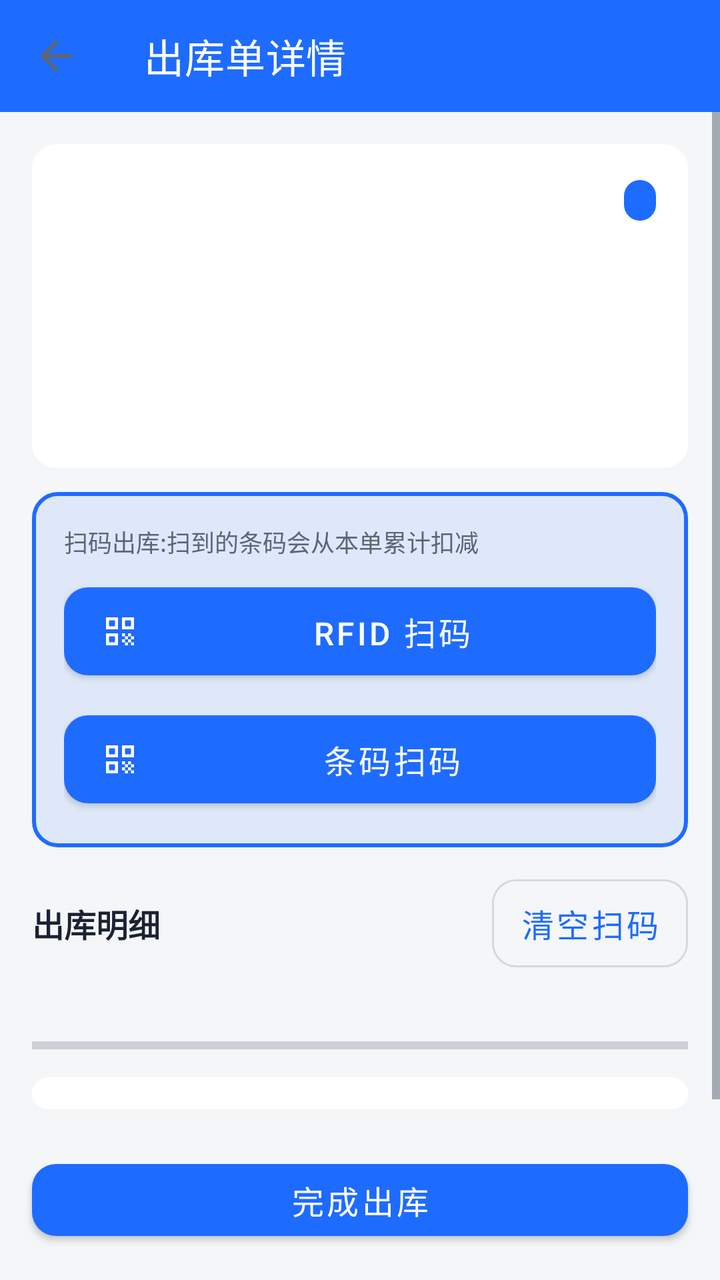
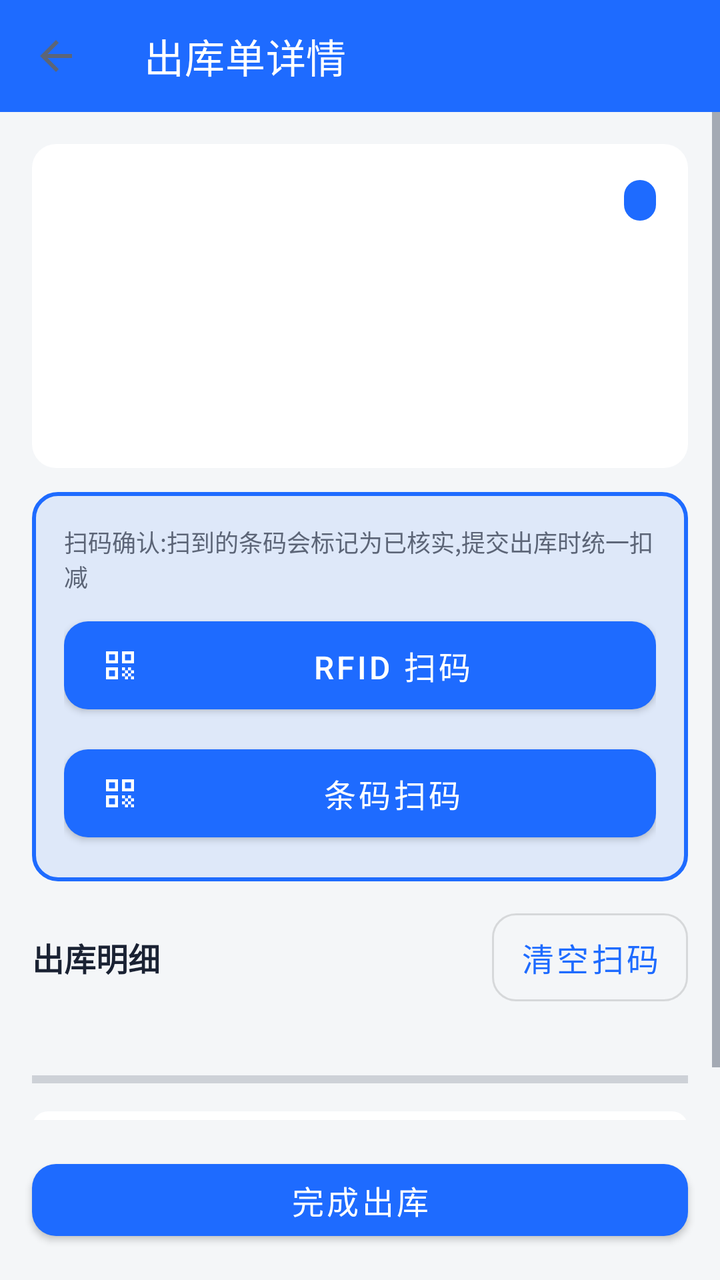

Two renders of the same Android screen: before a commit and after it. Below are the layout's source before the change and the commit's diff.
<!-- AndroidManifest.xml: application theme Theme.SimpleWmsPda -->
<!-- res/layout/activity_outbound_detail.xml -->
<?xml version="1.0" encoding="utf-8"?>
<LinearLayout xmlns:android="http://schemas.android.com/apk/res/android"
    xmlns:app="http://schemas.android.com/apk/res-auto"
    android:layout_width="match_parent"
    android:layout_height="match_parent"
    android:orientation="vertical"
    android:background="@color/bg_page">

    <com.google.android.material.appbar.MaterialToolbar
        android:id="@+id/toolbar"
        android:layout_width="match_parent"
        android:layout_height="?attr/actionBarSize"
        android:background="@color/primary"
        app:title="@string/outbound_detail_title"
        app:titleTextColor="@color/on_primary"
        app:navigationIcon="?attr/homeAsUpIndicator" />

    <ScrollView
        android:layout_width="match_parent"
        android:layout_height="0dp"
        android:layout_weight="1">

        <LinearLayout
            android:layout_width="match_parent"
            android:layout_height="wrap_content"
            android:orientation="vertical"
            android:padding="@dimen/space_lg">

            <LinearLayout
                style="@style/Card.SimpleWMS"
                android:layout_width="match_parent"
                android:layout_height="wrap_content"
                android:orientation="vertical">

                <LinearLayout
                    android:layout_width="match_parent"
                    android:layout_height="wrap_content"
                    android:orientation="horizontal"
                    android:gravity="center_vertical">

                    <TextView
                        android:id="@+id/tv_id"
                        android:layout_width="0dp"
                        android:layout_height="wrap_content"
                        android:layout_weight="1"
                        android:textColor="@color/text_primary"
                        android:textSize="@dimen/text_title"
                        android:textStyle="bold" />

                    <TextView
                        android:id="@+id/tv_status"
                        android:layout_width="wrap_content"
                        android:layout_height="wrap_content"
                        style="@style/Status.Pill" />
                </LinearLayout>

                <TextView
                    android:id="@+id/tv_customer"
                    android:layout_width="wrap_content"
                    android:layout_height="wrap_content"
                    android:layout_marginTop="@dimen/space_sm"
                    style="@style/Text.Body" />

                <TextView
                    android:id="@+id/tv_external_no"
                    android:layout_width="wrap_content"
                    android:layout_height="wrap_content"
                    style="@style/Text.Body" />

                <TextView
                    android:id="@+id/tv_operator"
                    android:layout_width="wrap_content"
                    android:layout_height="wrap_content"
                    style="@style/Text.Body" />

                <TextView
                    android:id="@+id/tv_summary"
                    android:layout_width="wrap_content"
                    android:layout_height="wrap_content"
                    style="@style/Text.Caption"
                    android:layout_marginTop="@dimen/space_xs" />

                <TextView
                    android:id="@+id/tv_remark"
                    android:layout_width="wrap_content"
                    android:layout_height="wrap_content"
                    style="@style/Text.Caption"
                    android:layout_marginTop="@dimen/space_xs" />
            </LinearLayout>

            <LinearLayout
                android:layout_width="match_parent"
                android:layout_height="wrap_content"
                android:orientation="vertical"
                android:padding="@dimen/space_lg"
                android:layout_marginTop="@dimen/space_md"
                android:background="@drawable/bg_scan_frame">

                <TextView
                    android:layout_width="wrap_content"
                    android:layout_height="wrap_content"
                    android:text="@string/outbound_scan_hint"
                    style="@style/Text.Caption" />

                
                <LinearLayout
                    android:layout_width="match_parent"
                    android:layout_height="wrap_content"
                    android:orientation="horizontal"
                    android:layout_marginTop="@dimen/space_sm">

                    <com.google.android.material.button.MaterialButton
                        android:id="@+id/btn_rfid_scan"
                        android:layout_width="0dp"
                        android:layout_height="56dp"
                        android:layout_weight="1"
                        android:text="RFID 扫码"
                        app:icon="@drawable/ic_scan" />

                    <com.google.android.material.button.MaterialButton
                        android:id="@+id/btn_rfid_stop"
                        android:layout_width="0dp"
                        android:layout_height="56dp"
                        android:layout_weight="1"
                        android:text="停止"
                        android:textColor="@color/on_primary"
                        android:visibility="gone"
                        app:backgroundTint="@color/primary" />
                </LinearLayout>

                
                <LinearLayout
                    android:layout_width="match_parent"
                    android:layout_height="wrap_content"
                    android:orientation="horizontal"
                    android:layout_marginTop="@dimen/space_sm">

                    <com.google.android.material.button.MaterialButton
                        android:id="@+id/btn_barcode_scan"
                        android:layout_width="0dp"
                        android:layout_height="56dp"
                        android:layout_weight="1"
                        android:text="条码扫码"
                        app:icon="@drawable/ic_scan" />

                    <com.google.android.material.button.MaterialButton
                        android:id="@+id/btn_barcode_stop"
                        android:layout_width="0dp"
                        android:layout_height="56dp"
                        android:layout_weight="1"
                        android:text="停止"
                        android:textColor="@color/on_primary"
                        android:visibility="gone"
                        app:backgroundTint="@color/primary" />
                </LinearLayout>
            </LinearLayout>

            <LinearLayout
                android:layout_width="match_parent"
                android:layout_height="wrap_content"
                android:layout_marginTop="@dimen/space_lg"
                android:orientation="horizontal"
                android:gravity="center_vertical">

                <TextView
                    android:layout_width="0dp"
                    android:layout_height="wrap_content"
                    android:layout_weight="1"
                    android:text="@string/section_lines_outbound"
                    style="@style/Text.Subtitle" />

                <com.google.android.material.button.MaterialButton
                    android:id="@+id/btn_clear_scans"
                    style="@style/Widget.SimpleWMS.Button.Outlined"
                    android:layout_width="wrap_content"
                    android:layout_height="44dp"
                    android:minWidth="0dp"
                    android:insetTop="0dp"
                    android:insetBottom="0dp"
                    android:paddingStart="14dp"
                    android:paddingEnd="14dp"
                    android:text="清空扫码"
                    android:textColor="@color/primary"
                    app:iconTint="@color/primary" />
            </LinearLayout>

            <TextView
                android:id="@+id/tv_progress"
                android:layout_width="wrap_content"
                android:layout_height="wrap_content"
                android:layout_marginTop="@dimen/space_sm"
                style="@style/Text.Body"
                android:textColor="@color/text_secondary" />

            <ProgressBar
                android:id="@+id/progress_bar"
                style="?android:attr/progressBarStyleHorizontal"
                android:layout_width="match_parent"
                android:layout_height="wrap_content"
                android:layout_marginTop="@dimen/space_xs"
                android:max="100"
                android:progress="0" />

            <LinearLayout
                android:id="@+id/ll_lines"
                android:layout_width="match_parent"
                android:layout_height="wrap_content"
                android:orientation="vertical"
                android:background="@drawable/bg_card"
                android:padding="@dimen/space_sm"
                android:layout_marginTop="@dimen/space_sm" />

            
            <TextView
                android:id="@+id/tv_scanned_title"
                android:layout_width="wrap_content"
                android:layout_height="wrap_content"
                android:layout_marginTop="@dimen/space_lg"
                android:text="扫码记录"
                style="@style/Text.Subtitle"
                android:visibility="gone" />

            <LinearLayout
                android:id="@+id/ll_scanned"
                android:layout_width="match_parent"
                android:layout_height="wrap_content"
                android:orientation="vertical"
                android:background="@drawable/bg_card"
                android:padding="@dimen/space_sm"
                android:layout_marginTop="@dimen/space_sm"
                android:visibility="gone" />
        </LinearLayout>
    </ScrollView>

    <com.google.android.material.button.MaterialButton
        android:id="@+id/btn_complete"
        android:layout_width="match_parent"
        android:layout_height="wrap_content"
        android:layout_margin="@dimen/space_lg"
        android:text="@string/btn_complete_outbound" />
</LinearLayout>
<!-- resources referenced by this layout -->
<resources>
  <color name="bg_page">#F4F6F8</color>
  <color name="on_primary">#FFFFFF</color>
  <color name="primary">#1E6BFF</color>
  <color name="text_primary">#1A2233</color>
  <color name="text_secondary">#5C6577</color>
  <dimen name="space_lg">16dp</dimen>
  <dimen name="space_md">12dp</dimen>
  <dimen name="space_sm">8dp</dimen>
  <dimen name="space_xs">4dp</dimen>
  <dimen name="text_title">18sp</dimen>
  <!-- drawable bg_card (drawable) -->
  <?xml version="1.0" encoding="utf-8"?>
  <shape xmlns:android="http://schemas.android.com/apk/res/android" android:shape="rectangle">
      <solid android:color="@color/bg_card" />
      <corners android:radius="@dimen/card_corner" />
  </shape>
  <!-- drawable bg_scan_frame (drawable) -->
  <?xml version="1.0" encoding="utf-8"?>
  <shape xmlns:android="http://schemas.android.com/apk/res/android" android:shape="rectangle">
      <solid android:color="#1A1E6BFF" />
      <stroke android:width="2dp" android:color="@color/primary" />
      <corners android:radius="12dp" />
  </shape>
  <string name="btn_complete_outbound">完成出库</string>
  <string name="outbound_detail_title">出库单详情</string>
  <string name="outbound_scan_hint">扫码出库:扫到的条码会从本单累计扣减</string>
  <string name="section_lines_outbound">出库明细</string>
  <style name="Card.SimpleWMS">
          <item name="android:background">@drawable/bg_card</item>
          <item name="android:padding">@dimen/space_lg</item>
      </style>
  <style name="Status.Pill">
          <item name="android:textSize">@dimen/text_caption</item>
          <item name="android:textColor">@color/on_primary</item>
          <item name="android:background">@drawable/bg_pill</item>
          <item name="android:paddingStart">@dimen/space_sm</item>
          <item name="android:paddingEnd">@dimen/space_sm</item>
          <item name="android:paddingTop">2dp</item>
          <item name="android:paddingBottom">2dp</item>
      </style>
  <style name="Text.Body">
          <item name="android:textSize">@dimen/text_body</item>
          <item name="android:textColor">@color/text_primary</item>
      </style>
  <style name="Text.Caption">
          <item name="android:textSize">@dimen/text_caption</item>
          <item name="android:textColor">@color/text_secondary</item>
      </style>
  <style name="Text.Subtitle">
          <item name="android:textSize">@dimen/text_subtitle</item>
          <item name="android:textColor">@color/text_primary</item>
          <item name="android:textStyle">bold</item>
      </style>
  <style name="Widget.SimpleWMS.Button.Outlined" parent="Widget.MaterialComponents.Button.OutlinedButton">
          <item name="cornerRadius">@dimen/card_corner</item>
          <item name="android:minHeight">@dimen/touch_min</item>
      </style>
  <style name="Theme.SimpleWmsPda" parent="Theme.SimpleWMS" />
  <color name="bg_card">#FFFFFF</color>
  <dimen name="card_corner">12dp</dimen>
  <dimen name="text_caption">12sp</dimen>
  <!-- drawable bg_pill (drawable) -->
  <?xml version="1.0" encoding="utf-8"?>
  <shape xmlns:android="http://schemas.android.com/apk/res/android" android:shape="rectangle">
      <solid android:color="@color/primary" />
      <corners android:radius="100dp" />
  </shape>
  <dimen name="text_body">14sp</dimen>
  <dimen name="text_subtitle">16sp</dimen>
  <dimen name="touch_min">48dp</dimen>
  <color name="primary_dark">#0E4CCB</color>
  <color name="accent">#00B894</color>
  <style name="Widget.SimpleWMS.Button" parent="Widget.MaterialComponents.Button">
          <item name="cornerRadius">@dimen/card_corner</item>
          <item name="android:minHeight">@dimen/touch_min</item>
          <item name="android:textSize">@dimen/text_subtitle</item>
      </style>
  <!-- unchanged entries left out for length: 2 -->
</resources>

<!-- the commit's change to res/layout/activity_outbound_detail.xml (unified diff, before → after) -->
@@ -86,6 +86,42 @@
                     android:layout_height="wrap_content"
                     style="@style/Text.Caption"
                     android:layout_marginTop="@dimen/space_xs" />
+
+                <LinearLayout
+                    android:id="@+id/ll_header_actions"
+                    android:layout_width="match_parent"
+                    android:layout_height="wrap_content"
+                    android:orientation="horizontal"
+                    android:layout_marginTop="@dimen/space_sm"
+                    android:gravity="end"
+                    android:visibility="gone">
+
+                    <TextView
+                        android:id="@+id/btn_header_edit"
+                        android:layout_width="wrap_content"
+                        android:layout_height="36dp"
+                        android:gravity="center"
+                        android:paddingStart="@dimen/space_md"
+                        android:paddingEnd="@dimen/space_md"
+                        android:text="@string/action_edit"
+                        android:textColor="@color/primary"
+                        android:textSize="@dimen/text_caption"
+                        android:textStyle="bold"
+                        android:background="?android:attr/selectableItemBackground" />
+
+                    <TextView
+                        android:id="@+id/btn_header_cancel"
+                        android:layout_width="wrap_content"
+                        android:layout_height="36dp"
+                        android:gravity="center"
+                        android:paddingStart="@dimen/space_md"
+                        android:paddingEnd="@dimen/space_md"
+                        android:text="@string/action_cancel_order"
+                        android:textColor="@color/danger"
+                        android:textSize="@dimen/text_caption"
+                        android:textStyle="bold"
+                        android:background="?android:attr/selectableItemBackground" />
+                </LinearLayout>
             </LinearLayout>
 
             <LinearLayout
<!-- resource entries referenced after the edit -->
@@ -1,6 +1,7 @@
 <!-- resources referenced by this layout -->
 <resources>
   <color name="bg_page">#F4F6F8</color>
+  <color name="danger">#E74C3C</color>
   <color name="on_primary">#FFFFFF</color>
   <color name="primary">#1E6BFF</color>
   <color name="text_primary">#1A2233</color>
@@ -23,9 +24,11 @@
       <stroke android:width="2dp" android:color="@color/primary" />
       <corners android:radius="12dp" />
   </shape>
+  <string name="action_cancel_order">取消单据</string>
+  <string name="action_edit">编辑</string>
   <string name="btn_complete_outbound">完成出库</string>
   <string name="outbound_detail_title">出库单详情</string>
-  <string name="outbound_scan_hint">扫码出库:扫到的条码会从本单累计扣减</string>
+  <string name="outbound_scan_hint">扫码确认:扫到的条码会标记为已核实,提交出库时统一扣减</string>
   <string name="section_lines_outbound">出库明细</string>
   <style name="Card.SimpleWMS">
           <item name="android:background">@drawable/bg_card</item>
